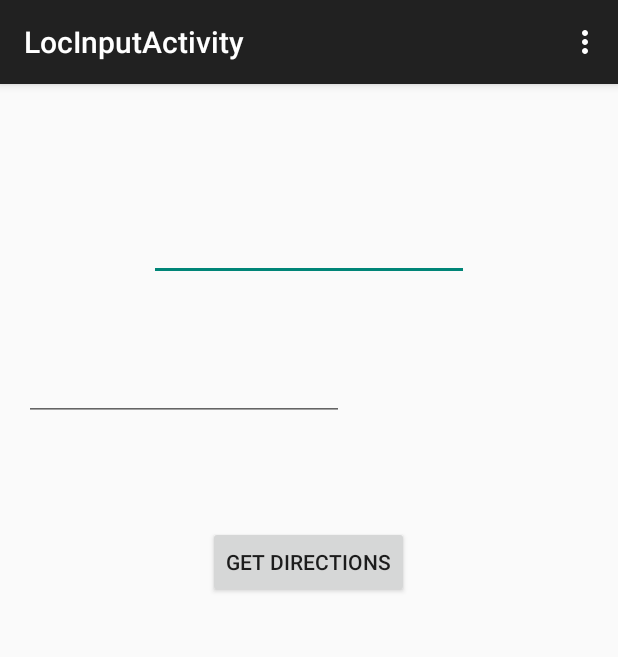
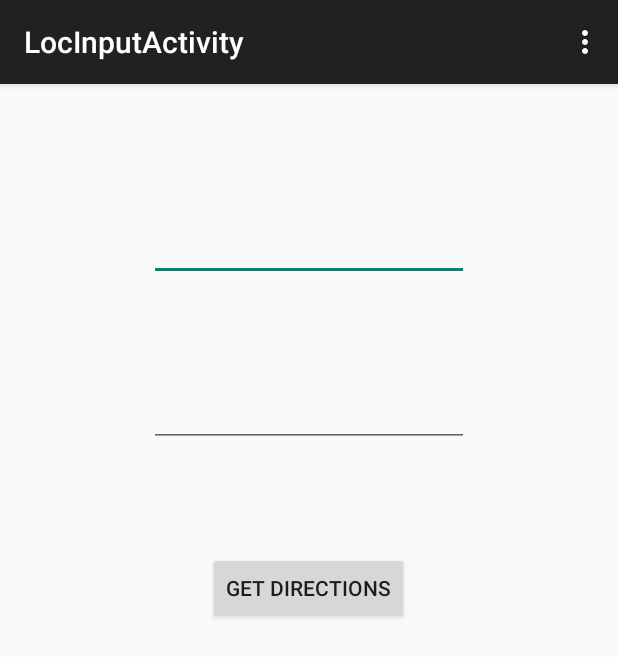
Before and after one commit to kwang329/HackGT-2015, an Android app: the LocInputActivity screen opened directly, with no data from a screen before it, on a phone screen of 412 x 824 dp. Shown: the top 657 px of the screen. Run offline under Robolectric (Android 15) with nearby library versions, the phone set to English and light mode, and no system bars.

Commit message:
Fixed format on LocInput page

```diff
--- a/app/src/main/res/layout/activity_loc_input.xml
+++ b/app/src/main/res/layout/activity_loc_input.xml
@@ -12,7 +12,6 @@
         android:inputType="textPostalAddress"
         android:ems="10"
         android:id="@+id/addr1"
-        android:layout_below="@+id/textView"
         android:layout_centerHorizontal="true"
         android:layout_marginTop="70dp" />
 
@@ -22,10 +21,9 @@
         android:inputType="textPostalAddress"
         android:ems="10"
         android:id="@+id/addr2"
-        android:layout_marginTop="48dp"
+        android:layout_marginTop="65dp"
         android:layout_below="@+id/addr1"
-        android:layout_toRightOf="@+id/textView"
-        android:layout_toEndOf="@+id/textView" />
+        android:layout_centerHorizontal="true" />
 
     <Button
         android:layout_width="wrap_content"
```
